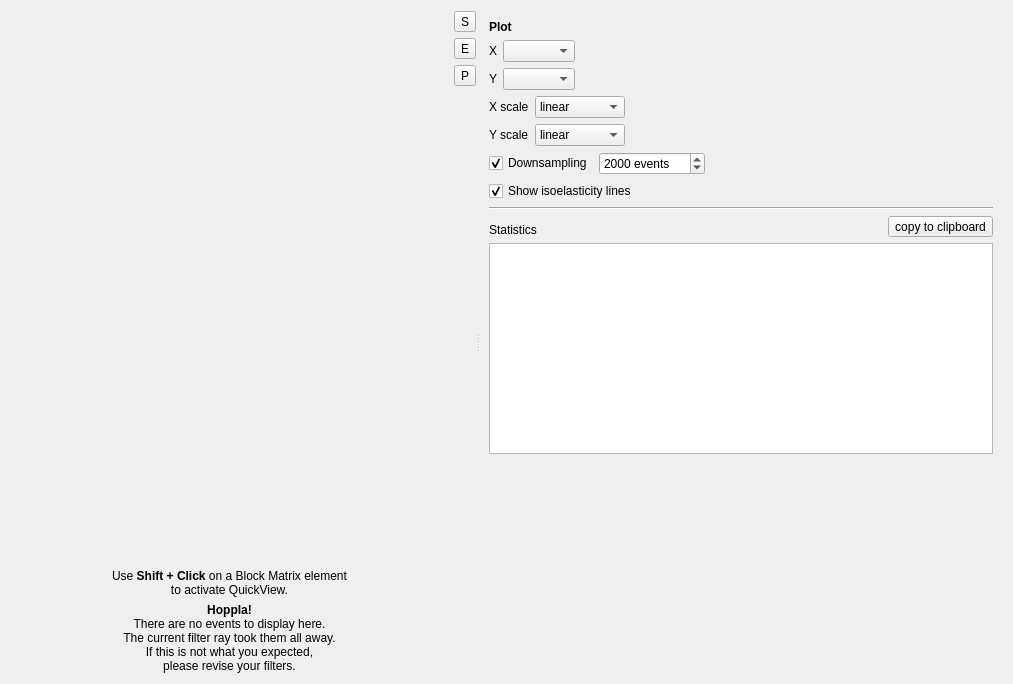
The window that shapeout2/gui/quick_view/qv_main.ui (ZELLMECHANIK-DRESDEN/ShapeOut2) describes before a commit, drawn with Qt 5.
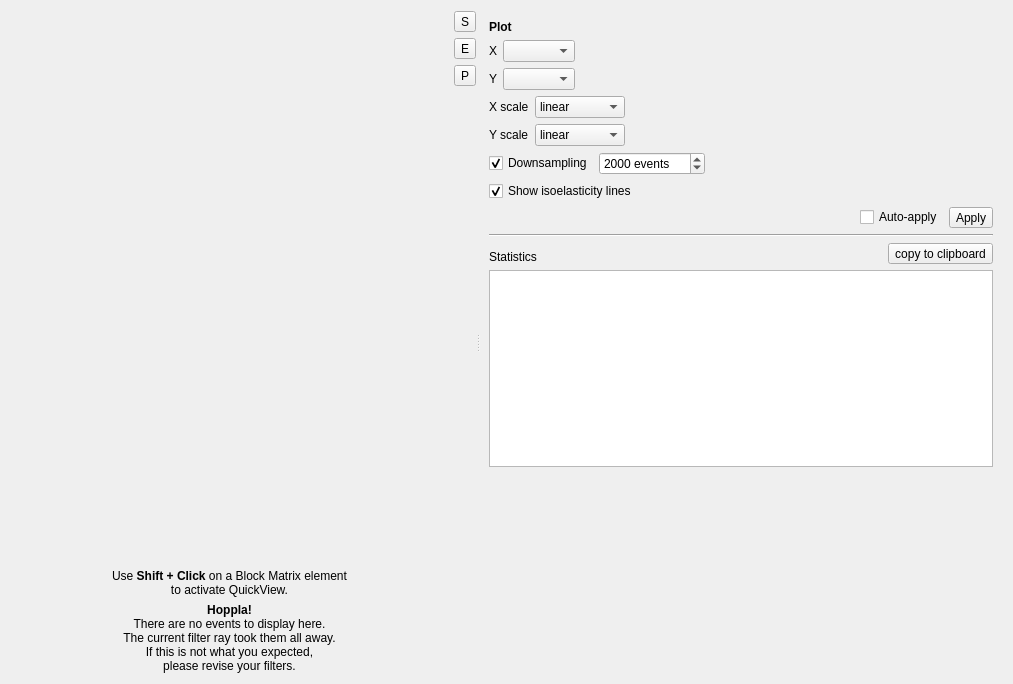
The same window after the commit. The open tabs and pages were chosen to show the change. Icons and pictures are not drawn. Custom widgets are drawn as their Qt base class.

Commit message: enh: make auto-apply in QuickView plot settings optional

Patch:
```diff
--- a/shapeout2/gui/quick_view/qv_main.ui
+++ b/shapeout2/gui/quick_view/qv_main.ui
@@ -376,6 +376,40 @@
           </property>
          </widget>
         </item>
+        <item>
+         <layout class="QHBoxLayout" name="horizontalLayout_8">
+          <item>
+           <spacer name="horizontalSpacer_8">
+            <property name="orientation">
+             <enum>Qt::Horizontal</enum>
+            </property>
+            <property name="sizeHint" stdset="0">
+             <size>
+              <width>40</width>
+              <height>20</height>
+             </size>
+            </property>
+           </spacer>
+          </item>
+          <item>
+           <widget class="QCheckBox" name="checkBox_auto_apply">
+            <property name="text">
+             <string>Auto-apply</string>
+            </property>
+           </widget>
+          </item>
+          <item>
+           <widget class="QToolButton" name="toolButton_apply">
+            <property name="text">
+             <string>Apply</string>
+            </property>
+            <property name="popupMode">
+             <enum>QToolButton::DelayedPopup</enum>
+            </property>
+           </widget>
+          </item>
+         </layout>
+        </item>
         <item>
          <widget class="Line" name="line">
           <property name="orientation">
```
Left out of the diff: 21 changed lines with no effect on the pictures. The commit also changes 2 other files.
